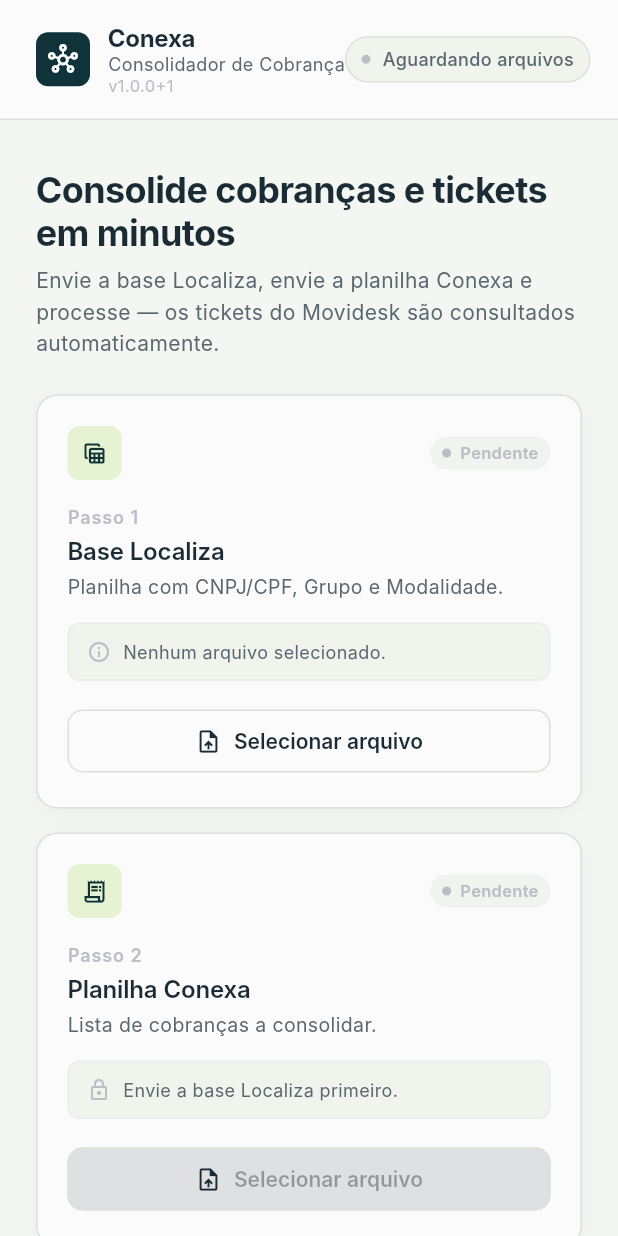
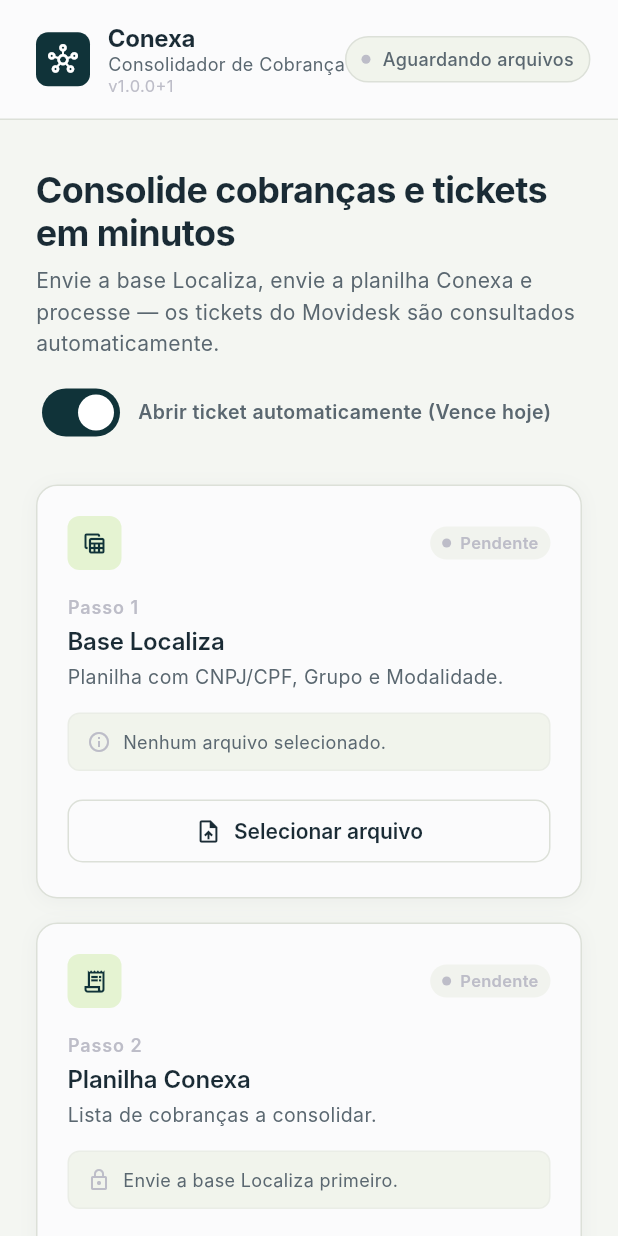
Before and after one commit to pioriamm/conexa, a Flutter app: the screen it shows after launch, on a phone screen of 412 x 824 dp. Run offline on Flutter 3.47's test engine with Material 3 defaults, Android fonts, the phone set to English and light mode, and no system bars; our stand-ins replace file_picker, firebase_core, package_info_plus; missing offline and left inert: dart:html, excel; accounts and stored records are empty; generated files the repository leaves out were written again; Roboto replaces fonts that are missing (Inter).

Commit message:
Ajusta abertura automática e link clicável de ticket

```diff
--- a/lib/main.dart
+++ b/lib/main.dart
@@ -189,6 +189,7 @@
   final TextEditingController _cnpjFilterController = TextEditingController();
   String _cnpjFilter = '';
   bool _hasError = false;
+  bool _autoOpenTicketOnDueToday = true;
   DateTime? _processStart;
   Duration _processElapsed = Duration.zero;
   Timer? _processTimer;
@@ -496,7 +497,8 @@
         final shouldCreateNewTicket =
             ticketInfo?.id == null || _isTicketClosedStatus(ticketInfo!.status);
         final shouldOpenTicketForCharge =
-            cobrar == 'Vence hoje' || cobrar == 'Realizar cobrança';
+            cobrar == 'Realizar cobrança' ||
+            (cobrar == 'Vence hoje' && _autoOpenTicketOnDueToday);
         if (shouldOpenTicketForCharge && shouldCreateNewTicket) {
           try {
             final person = await _fetchMovideskPersonByBusinessName(
@@ -824,9 +826,11 @@
     }
 
     const retryDelays = [
-      Duration(milliseconds: 250),
-      Duration(milliseconds: 600),
-      Duration(milliseconds: 1200),
+      Duration(milliseconds: 400),
+      Duration(milliseconds: 900),
+      Duration(milliseconds: 1500),
+      Duration(milliseconds: 2500),
+      Duration(milliseconds: 3500),
     ];
     for (final delay in retryDelays) {
       await Future<void>.delayed(delay);
@@ -1143,8 +1147,8 @@
   Widget _buildIntro() {
     return Column(
       crossAxisAlignment: CrossAxisAlignment.start,
-      children: const [
-        Text(
+      children: [
+        const Text(
           'Consolide cobranças e tickets em minutos',
           style: TextStyle(
             fontFamily: 'Inter',
@@ -1155,8 +1159,8 @@
             height: 1.2,
           ),
         ),
-        SizedBox(height: 6),
-        Text(
+        const SizedBox(height: 6),
+        const Text(
           'Envie a base Localiza, envie a planilha Conexa e processe — '
           'os tickets do Movidesk são consultados automaticamente.',
           style: TextStyle(
@@ -1165,6 +1169,30 @@
             color: AppColors.textSecondary,
             height: 1.5,
           ),
+        ),
+        const SizedBox(height: 12),
+        Row(
+          mainAxisSize: MainAxisSize.min,
+          children: [
+            Switch(
+              value: _autoOpenTicketOnDueToday,
+              onChanged: (value) {
+                setState(() {
+                  _autoOpenTicketOnDueToday = value;
+                });
+              },
+            ),
+            const SizedBox(width: 8),
+            const Text(
+              'Abrir ticket automaticamente (Vence hoje)',
+              style: TextStyle(
+                fontFamily: 'Inter',
+                fontSize: 13,
+                color: AppColors.textSecondary,
+                fontWeight: FontWeight.w600,
+              ),
+            ),
+          ],
         ),
       ],
     );
@@ -2138,6 +2166,7 @@
                         ticketId: row.ticketId,
                         ticketStatus: row.ticketStatus,
                       ),
+                      onTap: () => _openTicketLink(row.ticketMovideskUrl),
                     ),
                   ],
                 );
@@ -2153,11 +2182,18 @@
   DataCell _buildCopyableDataCell({
     required Widget child,
     required String valueToCopy,
+    VoidCallback? onTap,
   }) {
     return DataCell(
       child,
-      onTap: () => _copyCellValue(valueToCopy),
-    );
+      onTap: onTap ?? () => _copyCellValue(valueToCopy),
+    );
+  }
+
+  void _openTicketLink(String url) {
+    final normalizedUrl = url.trim();
+    if (normalizedUrl.isEmpty) return;
+    html.window.open(normalizedUrl, '_blank');
   }
 
   Future<void> _copyCellValue(String value) async {
@@ -2515,7 +2551,15 @@
               fontSize: 13,
               fontWeight: FontWeight.w600,
               color: ticketColor,
-            ),
+              decoration: TextDecoration.underline,
+              decorationColor: ticketColor.withOpacity(0.45),
+            ),
+          ),
+          const SizedBox(width: 4),
+          Icon(
+            Icons.open_in_new_rounded,
+            size: 14,
+            color: ticketColor,
           ),
           if (hasStatus) ...[
             const SizedBox(width: 6),
```
